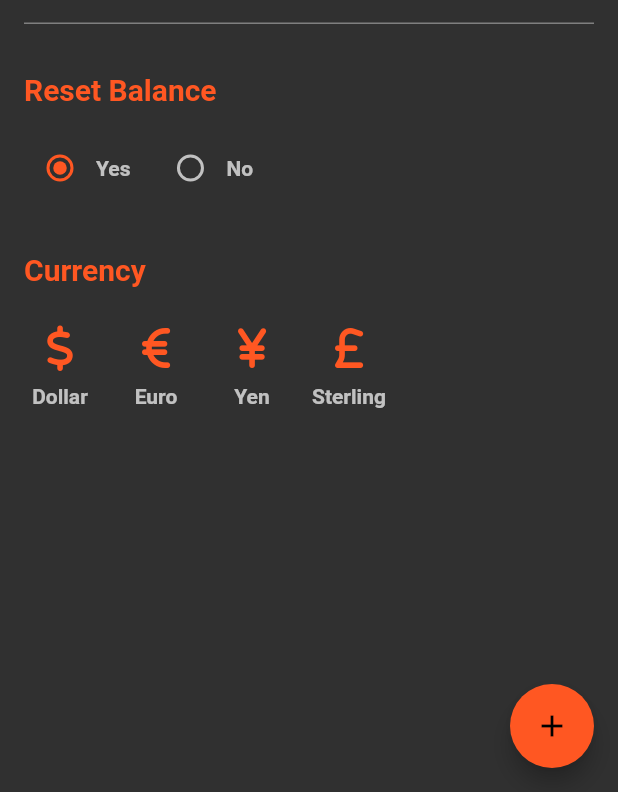
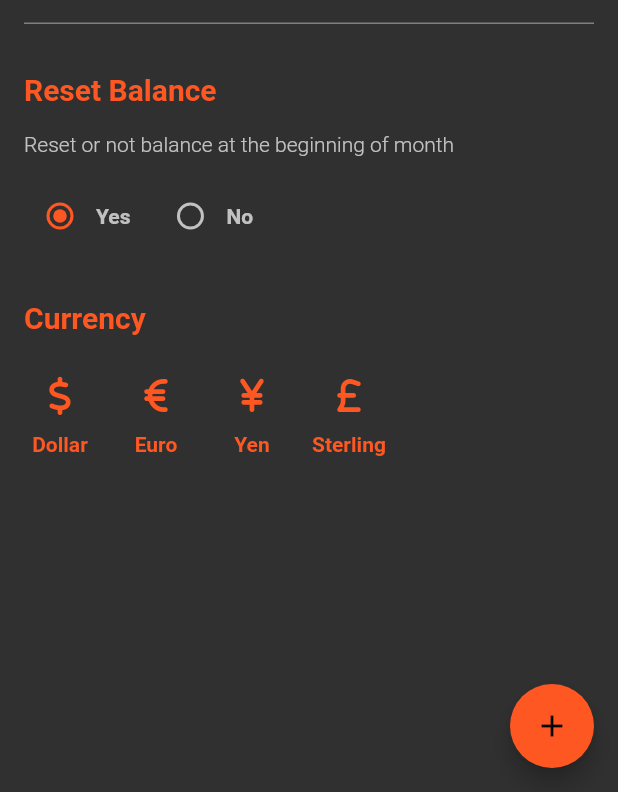
Before and after one commit to kolbe-ryo/budget_scouter, a Flutter app: the MoneyMeterInitialSettingModal screen opened directly, on a phone screen of 412 x 824 dp, the part 444-1236 px from its top. Run offline on Flutter 3.47's test engine with Material 2 defaults, Android fonts, the phone set to English and light mode, and no system bars; our stand-ins replace flutter_riverpod, font_awesome_flutter, freezed_annotation, pie_chart, shared_preferences; accounts and stored records are empty; generated files the repository leaves out were written again.

Commit message:
modify layout

```diff
--- a/lib/view/common/radio_button_tiles.dart
+++ b/lib/view/common/check_reset_balance_radio_button.dart
@@ -5,8 +5,8 @@ import 'package:flutter/material.dart';
 import '../../constant/style.dart';
 import '../../enum/radio_button_enum.dart';
 
-class RadioButtonTiles extends StatelessWidget {
-  const RadioButtonTiles({Key? key, required this.title, required this.description}) : super(key: key);
+class CheckResetBalanceRadioButton extends StatelessWidget {
+  const CheckResetBalanceRadioButton({Key? key, required this.title, required this.description}) : super(key: key);
 
   final String title;
   final String description;
@@ -18,11 +18,10 @@ class RadioButtonTiles extends StatelessWidget {
       children: [
         ListTile(
           contentPadding: const EdgeInsets.only(top: kSpacing),
-          title: Text(
-            title,
-            style: kTextStylePrimary,
-          ),
+          title: Text(title, style: kTextStylePrimary),
         ),
+        Text(description, style: kTextStyleHint),
+        const SizedBox(height: kSpacing),
         Row(
           mainAxisAlignment: MainAxisAlignment.start,
           mainAxisSize: MainAxisSize.min,
--- a/lib/view/common/input_tile.dart
+++ b/lib/view/common/input_tile.dart
@@ -40,7 +40,10 @@ class InputTile extends ConsumerWidget {
           ),
           initialValue: '',
           inputFormatters: numOnly ? [FilteringTextInputFormatter.digitsOnly] : null,
-          onChanged: (String text) => null,
+          onChanged: (String text) => print(text),
+          onEditingComplete: () => print('onEditingComplete'),
+          onFieldSubmitted: (_) => print('onFieldSubmitted'),
+          onSaved: (_) => print('onSaved'),
           keyboardType: numOnly ? TextInputType.number : null,
           style: kTextStyleSecondary,
         ),
--- a/lib/view/common/selected_icon_button.dart
+++ b/lib/view/common/selected_icon_button.dart
@@ -23,12 +23,15 @@ class SelectedIconButton extends ConsumerWidget {
           icon: FaIcon(
             genreData.icon,
             color: kThemeColor,
-            size: 30,
+            size: 25,
           ),
         ),
-        Text(
-          genreData.name,
+        DefaultTextStyle(
           style: kTextStyleSecondary,
+          child: Text(
+            genreData.name,
+            style: TextStyle(color: kThemeColor),
+          ),
         )
       ],
     );
--- a/lib/view/modal/money_meter_initital_setting_modal.dart
+++ b/lib/view/modal/money_meter_initital_setting_modal.dart
@@ -6,7 +6,7 @@ import '../../constant/style.dart';
 import '../common/app_bar.dart';
 import '../common/currency_select_tile.dart';
 import '../common/input_tile.dart';
-import '../common/radio_button_tiles.dart';
+import '../common/check_reset_balance_radio_button.dart';
 
 class MoneyMeterInitialSettingModal extends StatelessWidget {
   const MoneyMeterInitialSettingModal({Key? key}) : super(key: key);
@@ -32,7 +32,7 @@ class MoneyMeterInitialSettingModal extends StatelessWidget {
                   hintText: 'Setting your budget for money meter',
                   numOnly: true,
                 ),
-                RadioButtonTiles(
+                CheckResetBalanceRadioButton(
                   title: 'Reset Balance',
                   description: 'Reset or not balance at the beginning of month',
                 ),
--- a/lib/view/money_meter/money_meter_abstract.dart
+++ b/lib/view/money_meter/money_meter_abstract.dart
@@ -3,9 +3,6 @@ import 'package:flutter/material.dart';
 
 // Package imports:
 import 'package:flutter_riverpod/flutter_riverpod.dart';
-
-// Project imports:
-import '../page/setting_page.dart';
 
 abstract class MoneyMeterAbstract extends ConsumerWidget {
   const MoneyMeterAbstract({Key? key}) : super(key: key);
```
Also changed, not shown: pubspec.lock, 1 other file.
